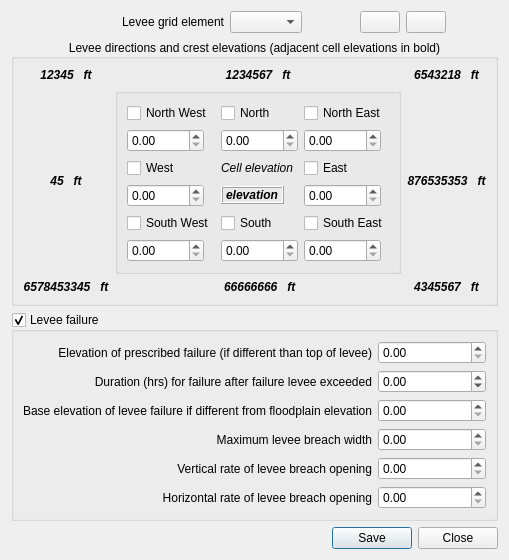
Above: flo2d/ui/individual_levee_data.ui from FLO-2DSoftware/qgis-flo-2d-plugin before the change. Below: the same form after it.
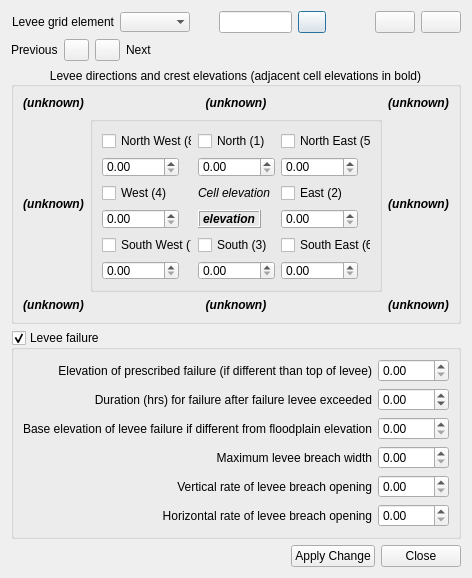
That is the form after the change. Icons and pictures are not drawn.

Commit message: LEVEES: Build levees from walls. Levees dialog with neighbours and fail data. ISSUES: 1000 at a time

The edit to the form file:
```diff
--- a/flo2d/ui/individual_levee_data.ui
+++ b/flo2d/ui/individual_levee_data.ui
@@ -6,12 +6,12 @@
    <rect>
     <x>0</x>
     <y>0</y>
-    <width>479</width>
-    <height>508</height>
+    <width>467</width>
+    <height>578</height>
    </rect>
   </property>
   <property name="sizePolicy">
-   <sizepolicy hsizetype="Fixed" vsizetype="Fixed">
+   <sizepolicy hsizetype="Preferred" vsizetype="Preferred">
     <horstretch>0</horstretch>
     <verstretch>0</verstretch>
    </sizepolicy>
@@ -19,24 +19,11 @@
   <property name="windowTitle">
    <string>Individual Levee Data</string>
   </property>
-  <layout class="QGridLayout" name="gridLayout_9">
+  <layout class="QGridLayout" name="gridLayout_19">
    <item row="0" column="0">
-    <layout class="QGridLayout" name="gridLayout_8">
+    <layout class="QGridLayout" name="gridLayout_18">
      <item row="0" column="0">
-      <spacer name="horizontalSpacer_3">
-       <property name="orientation">
-        <enum>Qt::Horizontal</enum>
-       </property>
-       <property name="sizeHint" stdset="0">
-        <size>
-         <width>110</width>
-         <height>17</height>
-        </size>
-       </property>
-      </spacer>
-     </item>
-     <item row="0" column="1">
-      <layout class="QGridLayout" name="gridLayout_5">
+      <layout class="QGridLayout" name="gridLayout_14">
        <item row="0" column="0">
         <widget class="QLabel" name="label_12">
          <property name="sizePolicy">
@@ -61,78 +48,275 @@
            <verstretch>0</verstretch>
           </sizepolicy>
          </property>
+         <property name="layoutDirection">
+          <enum>Qt::LeftToRight</enum>
+         </property>
          <property name="inputMethodHints">
           <set>Qt::ImhNone</set>
          </property>
+         <property name="editable">
+          <bool>false</bool>
+         </property>
          <property name="maxVisibleItems">
           <number>40</number>
          </property>
+         <property name="minimumContentsLength">
+          <number>0</number>
+         </property>
          <property name="duplicatesEnabled">
+          <bool>true</bool>
+         </property>
+         <property name="frame">
           <bool>false</bool>
          </property>
         </widget>
        </item>
+       <item row="0" column="2">
+        <layout class="QGridLayout" name="gridLayout_9">
+         <item row="0" column="0">
+          <spacer name="horizontalSpacer_3">
+           <property name="orientation">
+            <enum>Qt::Horizontal</enum>
+           </property>
+           <property name="sizeHint" stdset="0">
+            <size>
+             <width>22</width>
+             <height>20</height>
+            </size>
+           </property>
+          </spacer>
+         </item>
+         <item row="0" column="1">
+          <layout class="QGridLayout" name="gridLayout_8">
+           <item row="0" column="0">
+            <widget class="QLineEdit" name="cell_to_find_le">
+             <property name="sizePolicy">
+              <sizepolicy hsizetype="Fixed" vsizetype="Fixed">
+               <horstretch>0</horstretch>
+               <verstretch>0</verstretch>
+              </sizepolicy>
+             </property>
+             <property name="minimumSize">
+              <size>
+               <width>73</width>
+               <height>0</height>
+              </size>
+             </property>
+             <property name="maximumSize">
+              <size>
+               <width>73</width>
+               <height>16777215</height>
+              </size>
+             </property>
+             <property name="clearButtonEnabled">
+              <bool>true</bool>
+             </property>
+            </widget>
+           </item>
+           <item row="0" column="1">
+            <widget class="QPushButton" name="find_cell_btn">
+             <property name="sizePolicy">
+              <sizepolicy hsizetype="Fixed" vsizetype="Fixed">
+               <horstretch>0</horstretch>
+               <verstretch>0</verstretch>
+              </sizepolicy>
+             </property>
+             <property name="minimumSize">
+              <size>
+               <width>28</width>
+               <height>0</height>
+              </size>
+             </property>
+             <property name="maximumSize">
+              <size>
+               <width>28</width>
+               <height>16777215</height>
+              </size>
+             </property>
+             <property name="text">
+              <string/>
+             </property>
+             <property name="icon">
+              <iconset>
+               <normaloff>../img/eye-svgrepo-com.svg</normaloff>../img/eye-svgrepo-com.svg</iconset>
+             </property>
+            </widget>
+           </item>
+          </layout>
+         </item>
+        </layout>
+       </item>
+       <item row="0" column="3">
+        <layout class="QGridLayout" name="gridLayout_10">
+         <item row="0" column="1">
+          <widget class="QPushButton" name="zoom_in_btn">
+           <property name="sizePolicy">
+            <sizepolicy hsizetype="Fixed" vsizetype="Fixed">
+             <horstretch>0</horstretch>
+             <verstretch>0</verstretch>
+            </sizepolicy>
+           </property>
+           <property name="focusPolicy">
+            <enum>Qt::NoFocus</enum>
+           </property>
+           <property name="toolTip">
+            <string>Zoom In</string>
+           </property>
+           <property name="toolTipDuration">
+            <number>2</number>
+           </property>
+           <property name="text">
+            <string/>
+           </property>
+           <property name="icon">
+            <iconset>
+             <normaloff>../img/zoom_in.svg</normaloff>../img/zoom_in.svg</iconset>
+           </property>
+          </widget>
+         </item>
+         <item row="0" column="2">
+          <widget class="QPushButton" name="zoom_out_btn">
+           <property name="sizePolicy">
+            <sizepolicy hsizetype="Fixed" vsizetype="Fixed">
+             <horstretch>0</horstretch>
+             <verstretch>0</verstretch>
+            </sizepolicy>
+           </property>
+           <property name="focusPolicy">
+            <enum>Qt::NoFocus</enum>
+           </property>
+           <property name="toolTip">
+            <string>Zoom Out</string>
+           </property>
+           <property name="toolTipDuration">
+            <number>2</number>
+           </property>
+           <property name="text">
+            <string/>
+           </property>
+           <property name="icon">
+            <iconset>
+             <normaloff>../img/zoom_out.svg</normaloff>../img/zoom_out.svg</iconset>
+           </property>
+          </widget>
+         </item>
+         <item row="0" column="0">
+          <spacer name="horizontalSpacer">
+           <property name="orientation">
+            <enum>Qt::Horizontal</enum>
+           </property>
+           <property name="sizeHint" stdset="0">
+            <size>
+             <width>40</width>
+             <height>20</height>
+            </size>
+           </property>
+          </spacer>
+         </item>
+        </layout>
+       </item>
       </layout>
      </item>
-     <item row="0" column="2">
-      <spacer name="horizontalSpacer">
-       <property name="orientation">
-        <enum>Qt::Horizontal</enum>
-       </property>
-       <property name="sizeHint" stdset="0">
-        <size>
-         <width>40</width>
-         <height>20</height>
-        </size>
-       </property>
-      </spacer>
-     </item>
-     <item row="0" column="3">
-      <widget class="QPushButton" name="zoom_in_btn">
-       <property name="toolTip">
-        <string>Zoom In</string>
-       </property>
-       <property name="toolTipDuration">
-        <number>2</number>
-       </property>
-       <property name="text">
-        <string/>
-       </property>
-       <property name="icon">
-        <iconset>
-         <normaloff>../img/zoom_in.svg</normaloff>../img/zoom_in.svg</iconset>
-       </property>
-      </widget>
-     </item>
-     <item row="0" column="4">
-      <widget class="QPushButton" name="zoom_out_btn">
-       <property name="toolTip">
-        <string>Zoom Out</string>
-       </property>
-       <property name="toolTipDuration">
-        <number>2</number>
-       </property>
-       <property name="text">
-        <string/>
-       </property>
-       <property name="icon">
-        <iconset>
-         <normaloff>../img/zoom_out.svg</normaloff>../img/zoom_out.svg</iconset>
-       </property>
-      </widget>
-     </item>
-     <item row="0" column="5">
-      <spacer name="horizontalSpacer_2">
-       <property name="orientation">
-        <enum>Qt::Horizontal</enum>
-       </property>
-       <property name="sizeHint" stdset="0">
-        <size>
-         <width>40</width>
-         <height>20</height>
-        </size>
-       </property>
-      </spacer>
+     <item row="1" column="0">
+      <layout class="QGridLayout" name="gridLayout_17">
+       <item row="0" column="0">
+        <layout class="QGridLayout" name="gridLayout_16">
+         <item row="0" column="0">
+          <layout class="QGridLayout" name="gridLayout_11">
+           <item row="0" column="0">
+            <widget class="QLabel" name="previous_levees_lbl">
+             <property name="text">
+              <string>Previous</string>
+             </property>
+            </widget>
+           </item>
+           <item row="0" column="1">
+            <widget class="QPushButton" name="previous_levees_btn">
+             <property name="sizePolicy">
+              <sizepolicy hsizetype="Fixed" vsizetype="Fixed">
+               <horstretch>0</horstretch>
+               <verstretch>0</verstretch>
+              </sizepolicy>
+             </property>
+             <property name="minimumSize">
+              <size>
+               <width>25</width>
+               <height>0</height>
+              </size>
+             </property>
+             <property name="maximumSize">
+              <size>
+               <width>25</width>
+               <height>16777215</height>
+              </size>
+             </property>
+             <property name="text">
+              <string/>
+             </property>
+             <property name="icon">
+              <iconset>
+               <normaloff>../img/arrow_4.svg</normaloff>../img/arrow_4.svg</iconset>
+             </property>
+            </widget>
+           </item>
+          </layout>
+         </item>
+         <item row="0" column="1">
+          <layout class="QGridLayout" name="gridLayout_5">
+           <item row="0" column="0">
+            <widget class="QPushButton" name="next_levees_btn">
+             <property name="sizePolicy">
+              <sizepolicy hsizetype="Fixed" vsizetype="Fixed">
+               <horstretch>0</horstretch>
+               <verstretch>0</verstretch>
+              </sizepolicy>
+             </property>
+             <property name="minimumSize">
+              <size>
+               <width>25</width>
+               <height>0</height>
+              </size>
+             </property>
+             <property name="maximumSize">
+              <size>
+               <width>25</width>
+               <height>16777215</height>
+              </size>
+             </property>
+             <property name="text">
+              <string/>
+             </property>
+             <property name="icon">
+              <iconset>
+               <normaloff>../img/arrow_2.svg</normaloff>../img/arrow_2.svg</iconset>
+             </property>
+            </widget>
+           </item>
+           <item row="0" column="1">
+            <widget class="QLabel" name="next_levees_lbl">
+             <property name="text">
+              <string>Next</string>
+             </property>
+            </widget>
+           </item>
+          </layout>
+         </item>
+        </layout>
+       </item>
+       <item row="0" column="1">
+        <spacer name="horizontalSpacer_4">
+         <property name="orientation">
+          <enum>Qt::Horizontal</enum>
+         </property>
+         <property name="sizeHint" stdset="0">
+          <size>
+           <width>238</width>
+           <height>20</height>
+          </size>
+         </property>
+        </spacer>
+       </item>
+      </layout>
      </item>
     </layout>
    </item>
@@ -144,6 +328,12 @@
        <verstretch>0</verstretch>
       </sizepolicy>
      </property>
+     <property name="minimumSize">
+      <size>
+       <width>449</width>
+       <height>234</height>
+      </size>
+     </property>
      <property name="font">
       <font>
        <weight>50</weight>
@@ -174,7 +364,7 @@
               </sizepolicy>
              </property>
              <property name="text">
-              <string>North West</string>
+              <string>North West (8)</string>
              </property>
             </widget>
            </item>
@@ -187,33 +377,7 @@
               </sizepolicy>
              </property>
              <property name="text">
-              <string>North</string>
-             </property>
-            </widget>
-           </item>
-           <item row="0" column="2">
-            <widget class="QCheckBox" name="NE_chbox">
-             <property name="sizePolicy">
-              <sizepolicy hsizetype="Fixed" vsizetype="Fixed">
-               <horstretch>0</horstretch>
-               <verstretch>0</verstretch>
-              </sizepolicy>
-             </property>
-             <property name="text">
-              <string>North East</string>
-             </property>
-            </widget>
-           </item>
-           <item row="1" column="0">
-            <widget class="QDoubleSpinBox" name="NW_dbox">
-             <property name="sizePolicy">
-              <sizepolicy hsizetype="Fixed" vsizetype="Fixed">
-               <horstretch>0</horstretch>
-               <verstretch>0</verstretch>
-              </sizepolicy>
-             </property>
-             <property name="maximum">
-              <double>99999.000000000000000</double>
+              <string>North (1)</string>
              </property>
             </widget>
            </item>
@@ -230,32 +394,6 @@
              </property>
             </widget>
            </item>
-           <item row="1" column="2">
-            <widget class="QDoubleSpinBox" name="NE_dbox">
-             <property name="sizePolicy">
-              <sizepolicy hsizetype="Fixed" vsizetype="Fixed">
-               <horstretch>0</horstretch>
-               <verstretch>0</verstretch>
-              </sizepolicy>
-             </property>
-             <property name="maximum">
-              <double>99999.000000000000000</double>
-             </property>
-            </widget>
-           </item>
-           <item row="2" column="0">
-            <widget class="QCheckBox" name="W_chbox">
-             <property name="sizePolicy">
-              <sizepolicy hsizetype="Fixed" vsizetype="Fixed">
-               <horstretch>0</horstretch>
-               <verstretch>0</verstretch>
-              </sizepolicy>
-             </property>
-             <property name="text">
-              <string>West</string>
-             </property>
-            </widget>
-           </item>
            <item row="2" column="2">
             <widget class="QCheckBox" name="E_chbox">
              <property name="sizePolicy">
@@ -265,7 +403,33 @@
               </sizepolicy>
              </property>
              <property name="text">
-              <string>East</string>
+              <string>East (2)</string>
+             </property>
+            </widget>
+           </item>
+           <item row="2" column="0">
+            <widget class="QCheckBox" name="W_chbox">
+             <property name="sizePolicy">
+              <sizepolicy hsizetype="Fixed" vsizetype="Fixed">
+               <horstretch>0</horstretch>
+               <verstretch>0</verstretch>
+              </sizepolicy>
+             </property>
+             <property name="text">
+              <string>West (4)</string>
+             </property>
+            </widget>
+           </item>
+           <item row="1" column="2">
+            <widget class="QDoubleSpinBox" name="NE_dbox">
+             <property name="sizePolicy">
+              <sizepolicy hsizetype="Fixed" vsizetype="Fixed">
+               <horstretch>0</horstretch>
+               <verstretch>0</verstretch>
+              </sizepolicy>
+             </property>
+             <property name="maximum">
+              <double>99999.000000000000000</double>
              </property>
             </widget>
            </item>
@@ -295,19 +459,6 @@
              </property>
             </widget>
            </item>
-           <item row="4" column="0">
-            <widget class="QCheckBox" name="SW_chbox">
-             <property name="sizePolicy">
-              <sizepolicy hsizetype="Fixed" vsizetype="Fixed">
-               <horstretch>0</horstretch>
-               <verstretch>0</verstretch>
-              </sizepolicy>
-             </property>
-             <property name="text">
-              <string>South West</string>
-             </property>
-            </widget>
-           </item>
            <item row="4" column="1">
             <widget class="QCheckBox" name="S_chbox">
              <property name="sizePolicy">
@@ -317,33 +468,7 @@
               </sizepolicy>
              </property>
              <property name="text">
-              <string>South</string>
-             </property>
-            </widget>
-           </item>
-           <item row="4" column="2">
-            <widget class="QCheckBox" name="SE_chbox">
-             <property name="sizePolicy">
-              <sizepolicy hsizetype="Fixed" vsizetype="Fixed">
-               <horstretch>0</horstretch>
-               <verstretch>0</verstretch>
-              </sizepolicy>
-             </property>
-             <property name="text">
-              <string>South East</string>
-             </property>
-            </widget>
-           </item>
-           <item row="5" column="0">
-            <widget class="QDoubleSpinBox" name="SW_dbox">
-             <property name="sizePolicy">
-              <sizepolicy hsizetype="Fixed" vsizetype="Fixed">
-               <horstretch>0</horstretch>
-               <verstretch>0</verstretch>
-              </sizepolicy>
-             </property>
-             <property name="maximum">
-              <double>99999.000000000000000</double>
+              <string>South (3)</string>
              </property>
             </widget>
            </item>
@@ -360,6 +485,45 @@
              </property>
             </widget>
            </item>
+           <item row="5" column="0">
+            <widget class="QDoubleSpinBox" name="SW_dbox">
+             <property name="sizePolicy">
+              <sizepolicy hsizetype="Fixed" vsizetype="Fixed">
+               <horstretch>0</horstretch>
+               <verstretch>0</verstretch>
+              </sizepolicy>
+             </property>
+             <property name="maximum">
+              <double>99999.000000000000000</double>
+             </property>
+            </widget>
+           </item>
+           <item row="4" column="2">
+            <widget class="QCheckBox" name="SE_chbox">
+             <property name="sizePolicy">
+              <sizepolicy hsizetype="Fixed" vsizetype="Fixed">
+               <horstretch>0</horstretch>
+               <verstretch>0</verstretch>
+              </sizepolicy>
+             </property>
+             <property name="text">
+              <string>South East (6)</string>
+             </property>
+            </widget>
+           </item>
+           <item row="4" column="0">
+            <widget class="QCheckBox" name="SW_chbox">
+             <property name="sizePolicy">
+              <sizepolicy hsizetype="Fixed" vsizetype="Fixed">
+               <horstretch>0</horstretch>
+               <verstretch>0</verstretch>
+              </sizepolicy>
+             </property>
+             <property name="text">
+              <string>South West (7)</string>
+             </property>
+            </widget>
+           </item>
            <item row="5" column="2">
             <widget class="QDoubleSpinBox" name="SE_dbox">
              <property name="sizePolicy">
@@ -426,35 +590,37 @@
              </property>
             </widget>
            </item>
+           <item row="1" column="0">
+            <widget class="QDoubleSpinBox" name="NW_dbox">
+             <property name="sizePolicy">
+              <sizepolicy hsizetype="Fixed" vsizetype="Fixed">
+               <horstretch>0</horstretch>
+               <verstretch>0</verstretch>
+              </sizepolicy>
+             </property>
+             <property name="maximum">
+              <double>99999.000000000000000</double>
+             </property>
+            </widget>
+           </item>
+           <item row="0" column="2">
+            <widget class="QCheckBox" name="NE_chbox">
+             <property name="sizePolicy">
+              <sizepolicy hsizetype="Fixed" vsizetype="Fixed">
+               <horstretch>0</horstretch>
+               <verstretch>0</verstretch>
+              </sizepolicy>
+             </property>
+             <property name="text">
+              <string>North East (5)</string>
+             </property>
+            </widget>
+           </item>
           </layout>
          </item>
         </layout>
        </widget>
       </item>
-      <item row="2" column="0">
-       <widget class="QLabel" name="SW_lbl">
-        <property name="font">
-         <font>
-          <weight>75</weight>
-          <italic>true</italic>
-          <bold>true</bold>
-          <kerning>true</kerning>
-         </font>
-        </property>
-        <property name="frameShape">
-         <enum>QFrame::NoFrame</enum>
-        </property>
-        <property name="frameShadow">
-         <enum>QFrame::Raised</enum>
-        </property>
-        <property name="text">
-         <string>6578453345   ft</string>
-        </property>
-        <property name="alignment">
-         <set>Qt::AlignCenter</set>
-        </property>
-       </widget>
-      </item>
       <item row="0" column="1">
        <widget class="QLabel" name="N_lbl">
         <property name="font">
@@ -472,31 +638,7 @@
          <enum>QFrame::Raised</enum>
         </property>
         <property name="text">
-         <string>1234567   ft</string>
-        </property>
-        <property name="alignment">
-         <set>Qt::AlignCenter</set>
-        </property>
-       </widget>
-      </item>
-      <item row="0" column="2">
-       <widget class="QLabel" name="NE_lbl">
-        <property name="font">
-         <font>
-          <weight>75</weight>
-          <italic>true</italic>
-          <bold>true</bold>
-          <kerning>true</kerning>
-         </font>
-        </property>
-        <property name="frameShape">
-         <enum>QFrame::NoFrame</enum>
-        </property>
-        <property name="frameShadow">
-         <enum>QFrame::Raised</enum>
-        </property>
-        <property name="text">
-         <string>6543218   ft</string>
+         <string>(unknown)</string>
         </property>
         <property name="alignment">
          <set>Qt::AlignCenter</set>
@@ -520,7 +662,7 @@
          <enum>QFrame::Raised</enum>
         </property>
         <property name="text">
-         <string>12345   ft</string>
+         <string>(unknown)</string>
         </property>
         <property name="alignment">
          <set>Qt::AlignCenter</set>
@@ -530,8 +672,8 @@
         </property>
        </widget>
       </item>
-      <item row="1" column="0">
-       <widget class="QLabel" name="W_lbl">
+      <item row="2" column="0">
+       <widget class="QLabel" name="SW_lbl">
         <property name="font">
          <font>
           <weight>75</weight>
@@ -547,15 +689,15 @@
          <enum>QFrame::Raised</enum>
         </property>
         <property name="text">
-         <string>45   ft</string>
+         <string>(unknown)</string>
         </property>
         <property name="alignment">
          <set>Qt::AlignCenter</set>
         </property>
        </widget>
       </item>
-      <item row="2" column="1">
-       <widget class="QLabel" name="S_lbl">
+      <item row="0" column="2">
+       <widget class="QLabel" name="NE_lbl">
         <property name="font">
          <font>
           <weight>75</weight>
@@ -571,7 +713,7 @@
          <enum>QFrame::Raised</enum>
         </property>
         <property name="text">
-         <string> 66666666   ft</string>
+         <string>(unknown)</string>
         </property>
         <property name="alignment">
          <set>Qt::AlignCenter</set>
@@ -595,7 +737,31 @@
          <enum>QFrame::Raised</enum>
         </property>
         <property name="text">
-         <string>876535353   ft</string>
+         <string>(unknown)</string>
+        </property>
+        <property name="alignment">
+         <set>Qt::AlignCenter</set>
+        </property>
+       </widget>
+      </item>
+      <item row="2" column="1">
+       <widget class="QLabel" name="S_lbl">
+        <property name="font">
+         <font>
+          <weight>75</weight>
+          <italic>true</italic>
+          <bold>true</bold>
+          <kerning>true</kerning>
+         </font>
+        </property>
+        <property name="frameShape">
+         <enum>QFrame::NoFrame</enum>
+        </property>
+        <property name="frameShadow">
+         <enum>QFrame::Raised</enum>
+        </property>
+        <property name="text">
+         <string>(unknown)</string>
         </property>
         <property name="alignment">
          <set>Qt::AlignCenter</set>
@@ -619,7 +785,31 @@
          <enum>QFrame::Raised</enum>
         </property>
         <property name="text">
-         <string>4345567   ft</string>
+         <string>(unknown)</string>
+        </property>
+        <property name="alignment">
+         <set>Qt::AlignCenter</set>
+        </property>
+       </widget>
+      </item>
+      <item row="1" column="0">
+       <widget class="QLabel" name="W_lbl">
+        <property name="font">
+         <font>
+          <weight>75</weight>
+          <italic>true</italic>
+          <bold>true</bold>
+          <kerning>true</kerning>
+         </font>
+        </property>
+        <property name="frameShape">
+         <enum>QFrame::NoFrame</enum>
+        </property>
+        <property name="frameShadow">
+         <enum>QFrame::Raised</enum>
+        </property>
+        <property name="text">
+         <string>(unknown)</string>
         </property>
         <property name="alignment">
          <set>Qt::AlignCenter</set>
@@ -711,6 +901,24 @@
          <layout class="QGridLayout" name="gridLayout_2">
           <item row="0" column="0">
            <widget class="QDoubleSpinBox" name="failure_elevation_dbox">
+            <property name="sizePolicy">
+             <sizepolicy hsizetype="Fixed" vsizetype="Fixed">
+              <horstretch>0</horstretch>
+              <verstretch>0</verstretch>
+             </sizepolicy>
+            </property>
+            <property name="minimumSize">
+             <size>
+              <width>71</width>
+              <height>0</height>
+             </size>
+            </property>
+            <property name="maximumSize">
+             <size>
+              <width>71</width>
+              <height>16777215</height>
+             </size>
+            </property>
             <property name="maximum">
              <double>99999.000000000000000</double>
             </property>
@@ -718,6 +926,24 @@
           </item>
           <item row="1" column="0">
            <widget class="QDoubleSpinBox" name="failure_duration_dbox">
+            <property name="sizePolicy">
+             <sizepolicy hsizetype="Fixed" vsizetype="Fixed">
+              <horstretch>0</horstretch>
+              <verstretch>0</verstretch>
+             </sizepolicy>
+            </property>
+            <property name="minimumSize">
+             <size>
+              <width>71</width>
+              <height>0</height>
+             </size>
+            </property>
+            <property name="maximumSize">
+             <size>
+              <width>71</width>
+              <height>16777215</height>
+             </size>
+            </property>
             <property name="minimum">
              <double>-99.000000000000000</double>
             </property>
@@ -725,6 +951,24 @@
           </item>
           <item row="2" column="0">
            <widget class="QDoubleSpinBox" name="failure_base_elevation_dbox">
+            <property name="sizePolicy">
+             <sizepolicy hsizetype="Fixed" vsizetype="Fixed">
+              <horstretch>0</horstretch>
+              <verstretch>0</verstretch>
+             </sizepolicy>
+            </property>
+            <property name="minimumSize">
+             <size>
+              <width>71</width>
+              <height>0</height>
+             </size>
+            </property>
+            <property name="maximumSize">
+             <size>
+              <width>71</width>
+              <height>16777215</height>
+             </size>
+            </property>
             <property name="maximum">
              <double>99999.000000000000000</double>
             </property>
@@ -732,6 +976,24 @@
           </item>
           <item row="3" column="0">
            <widget class="QDoubleSpinBox" name="failure_max_width_dbox">
+            <property name="sizePolicy">
+             <sizepolicy hsizetype="Fixed" vsizetype="Fixed">
+              <horstretch>0</horstretch>
+              <verstretch>0</verstretch>
+             </sizepolicy>
+            </property>
+            <property name="minimumSize">
+             <size>
+              <width>71</width>
+              <height>0</height>
+             </size>
+            </property>
+            <property name="maximumSize">
+             <size>
+              <width>71</width>
+              <height>16777215</height>
+             </size>
+            </property>
             <property name="maximum">
              <double>99999.000000000000000</double>
             </property>
@@ -739,6 +1001,24 @@
           </item>
           <item row="4" column="0">
            <widget class="QDoubleSpinBox" name="failure_vertical_rate_dbox">
+            <property name="sizePolicy">
+             <sizepolicy hsizetype="Fixed" vsizetype="Fixed">
+              <horstretch>0</horstretch>
+              <verstretch>0</verstretch>
+             </sizepolicy>
+            </property>
+            <property name="minimumSize">
+             <size>
+              <width>71</width>
+              <height>0</height>
+             </size>
+            </property>
+            <property name="maximumSize">
+             <size>
+              <width>71</width>
+              <height>16777215</height>
+             </size>
+            </property>
             <property name="minimum">
              <double>0.000000000000000</double>
             </property>
@@ -749,6 +1029,24 @@
           </item>
           <item row="5" column="0">
            <widget class="QDoubleSpinBox" name="failure_horizontal_rate_dbox">
+            <property name="sizePolicy">
+             <sizepolicy hsizetype="Fixed" vsizetype="Fixed">
+              <horstretch>0</horstretch>
+              <verstretch>0</verstretch>
+             </sizepolicy>
+            </property>
+            <property name="minimumSize">
+             <size>
+              <width>71</width>
+              <height>0</height>
+             </size>
+            </property>
+            <property name="maximumSize">
+             <size>
+              <width>71</width>
+              <height>16777215</height>
+             </size>
+            </property>
             <property name="maximum">
              <double>9999.000000000000000</double>
             </property>
@@ -762,23 +1060,42 @@
     </widget>
    </item>
    <item row="3" column="0">
-    <widget class="QDialogButtonBox" name="individual_levee_buttonBox">
-     <property name="font">
-      <font>
-       <weight>50</weight>
-       <bold>false</bold>
-      </font>
-     </property>
-     <property name="orientation">
-      <enum>Qt::Horizontal</enum>
-     </property>
-     <property name="standardButtons">
-      <set>QDialogButtonBox::Close|QDialogButtonBox::Save</set>
-     </property>
-     <property name="centerButtons">
-      <bool>false</bool>
-     </property>
-    </widget>
+    <layout class="QGridLayout" name="gridLayout_15">
+     <item row="0" column="0">
+      <spacer name="horizontalSpacer_2">
+       <property name="orientation">
+        <enum>Qt::Horizontal</enum>
+       </property>
+       <property name="sizeHint" stdset="0">
+        <size>
+         <width>254</width>
+         <height>20</height>
+        </size>
+       </property>
+      </spacer>
+     </item>
+     <item row="0" column="1">
+      <layout class="QGridLayout" name="gridLayout_12">
+       <item row="0" column="0">
+        <widget class="QPushButton" name="levee_data_save_btn">
+         <property name="text">
+          <string>Apply Change</string>
+         </property>
+        </widget>
+       </item>
+       <item row="0" column="1">
+        <widget class="QPushButton" name="levee_data_close_btn">
+         <property name="focusPolicy">
+          <enum>Qt::NoFocus</enum>
+         </property>
+         <property name="text">
+          <string>Close</string>
+         </property>
+        </widget>
+       </item>
+      </layout>
+     </item>
+    </layout>
    </item>
   </layout>
  </widget>
```
Left out of the diff: 171 changed lines with no effect on the pictures. The commit also changes 29 other files.
